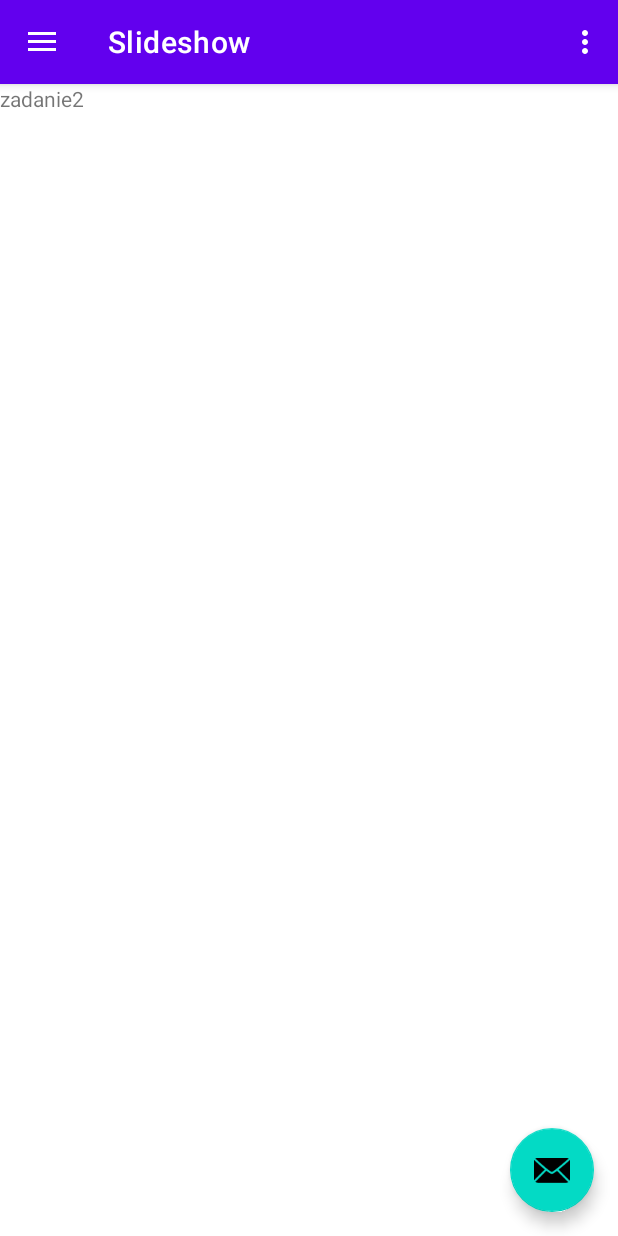
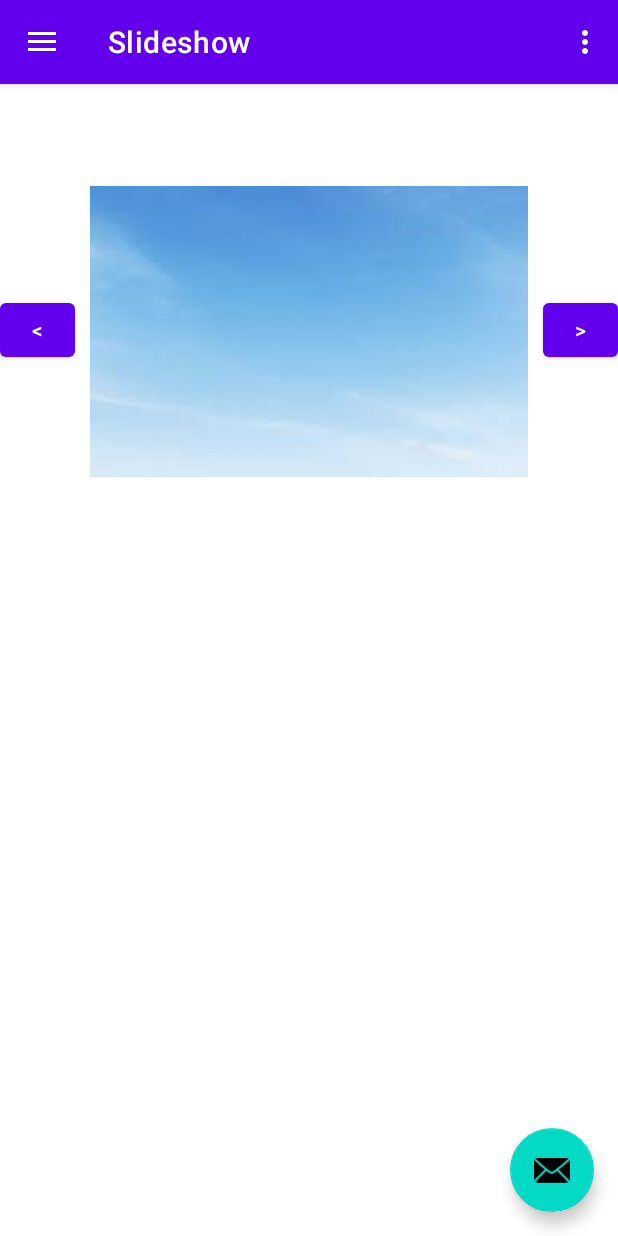
Before and after one commit to wszystkonietak/android_studio_app, an Android app: the screen it shows after launch (MainActivity), in the side drawer, after a tap on "zadanie 2", on a phone screen of 412 x 824 dp. Run offline under Robolectric (Android 15) with nearby library versions, the phone set to English and light mode, and no system bars; our stand-ins replace navigation-ui.

```diff
--- a/app/src/main/java/com/example/mobile_app/ui/zadanie2/zadanie2.java
+++ b/app/src/main/java/com/example/mobile_app/ui/zadanie2/zadanie2.java
@@ -1,31 +1,114 @@
 package com.example.mobile_app.ui.zadanie2;
+
+
 
 import androidx.lifecycle.ViewModelProvider;
 
+import android.graphics.Color;
 import android.os.Bundle;
 
 import androidx.annotation.NonNull;
 import androidx.fragment.app.Fragment;
 
+import android.util.TypedValue;
 import android.view.LayoutInflater;
 import android.view.View;
 import android.view.ViewGroup;
+import android.widget.Button;
+import android.widget.FrameLayout;
+import android.widget.ImageView;
+import android.widget.LinearLayout;
 import android.widget.TextView;
+import android.widget.Toast;
+
+import com.example.mobile_app.R;
+import com.google.android.material.snackbar.Snackbar;
 
 public class zadanie2 extends Fragment {
-
-    private com.example.mobile_app.databinding.FragmentZadanie1Binding binding;
+    public int it = 5;
+    private com.example.mobile_app.databinding.FragmentZadanie2Binding binding;
 
     public View onCreateView(@NonNull LayoutInflater inflater,
                              ViewGroup container, Bundle savedInstanceState) {
         Zadanie2ViewModel zadanie2ViewModel =
                 new ViewModelProvider(this).get(Zadanie2ViewModel.class);
 
-        binding = com.example.mobile_app.databinding.FragmentZadanie1Binding.inflate(inflater, container, false);
+        binding = com.example.mobile_app.databinding.FragmentZadanie2Binding.inflate(inflater, container, false);
         View root = binding.getRoot();
+        Button lewo = binding.lewo;
+        Button prawo = binding.prawo;
+        ImageView imageView = binding.obraz;
+        TextView textView = binding.opis;
 
-        final TextView textView = binding.text;
-        zadanie2ViewModel.getText().observe(getViewLifecycleOwner(), textView::setText);
+        int[] ids = {R.mipmap.img1, R.mipmap.img2, R.mipmap.img3, R.mipmap.img4, R.mipmap.img5, R.mipmap.img6, R.mipmap.img7};
+        String[] descs = {"halo halo 1", "halo halo 2", "halo halo 3", "halo halo 4", "halo halo 5", "halo halo 6", "halo halo 7" };
+
+        imageView.setImageResource(ids[it]);
+        textView.setTextSize(TypedValue.COMPLEX_UNIT_PX, textView.getHeight() / 7);
+        textView.setText(descs[it]);
+        final float scale = getContext().getResources().getDisplayMetrics().density;
+        int pixels = (int) (330.0f * scale + 0.5f);
+        LinearLayout.LayoutParams params = new LinearLayout.LayoutParams(
+                pixels, pixels);
+        pixels = (int) (10.0f * scale + 0.5f);
+        params.leftMargin = pixels;
+        params.rightMargin = pixels;
+        params.weight = 1.0f;
+        imageView.setLayoutParams(params);
+        prawo.setOnClickListener(new View.OnClickListener() {            @Override
+        public void onClick(View view) {
+
+            it++;
+            if(it >= 6) {
+                prawo.setBackgroundColor(Color.GRAY);
+                it = 6;
+            }
+            if(it == 1) {
+
+                lewo.setBackgroundColor(Color.BLUE);
+            }
+            imageView.setImageResource(ids[it]);
+            textView.setTextSize(TypedValue.COMPLEX_UNIT_PX, textView.getHeight() / 6);
+            textView.setText(descs[it]);
+            final float scale = getContext().getResources().getDisplayMetrics().density;
+            int pixels = (int) (330.0f * scale + 0.5f);
+            LinearLayout.LayoutParams params = new LinearLayout.LayoutParams(
+                    pixels, pixels);
+            pixels = (int) (10.0f * scale + 0.5f);
+            params.leftMargin = pixels;
+            params.rightMargin = pixels;
+            params.weight = 1.0f;
+            imageView.setLayoutParams(params);
+        }
+        });
+        lewo.setOnClickListener(new View.OnClickListener() {            @Override
+        public void onClick(View view) {
+
+            it--;
+            if(it == 5) {
+                prawo.setBackgroundColor(Color.BLUE);
+            }
+            if(it <= 0) {
+                it = 0;
+                lewo.setBackgroundColor(Color.GRAY);
+            }
+            imageView.setImageResource(ids[it]);
+            textView.setTextSize(TypedValue.COMPLEX_UNIT_PX, textView.getHeight() / 6);
+            textView.setText(descs[it]);
+            final float scale = getContext().getResources().getDisplayMetrics().density;
+            int pixels = (int) (330.0f * scale + 0.5f);
+            LinearLayout.LayoutParams params = new LinearLayout.LayoutParams(
+                    pixels, pixels);
+            pixels = (int) (10.0f * scale + 0.5f);
+            params.leftMargin = pixels;
+            params.rightMargin = pixels;
+            params.weight = 1.0f;
+            imageView.setLayoutParams(params);
+        }
+        });
+
+
+
         return root;
     }
 
--- a/app/src/main/res/layout/fragment_zadanie2.xml
+++ b/app/src/main/res/layout/fragment_zadanie2.xml
@@ -1,14 +1,55 @@
 <?xml version="1.0" encoding="utf-8"?>
 <FrameLayout xmlns:android="http://schemas.android.com/apk/res/android"
+    xmlns:app="http://schemas.android.com/apk/res-auto"
     xmlns:tools="http://schemas.android.com/tools"
     android:layout_width="match_parent"
     android:layout_height="match_parent"
     tools:context=".ui.zadanie2.zadanie2">
 
-    <TextView
-        android:id="@+id/text"
+    <LinearLayout
         android:layout_width="match_parent"
         android:layout_height="match_parent"
-        android:text="Hello" />
+        android:orientation="vertical">
 
+        <LinearLayout
+            android:layout_width="wrap_content"
+            android:layout_height="match_parent"
+            android:layout_weight="1"
+            android:orientation="horizontal">
+
+            <Button
+                android:id="@+id/lewo"
+                android:layout_width="wrap_content"
+                android:layout_height="wrap_content"
+                android:layout_marginTop="140dp"
+                android:layout_weight="1"
+                android:text="&lt;" />
+
+            <ImageView
+                android:id="@+id/obraz"
+                android:layout_width="330dp"
+                android:layout_height="330dp"
+                android:layout_marginLeft="10dp"
+                android:layout_marginRight="10dp"
+                android:layout_weight="2"
+                android:src="@mipmap/img7" />
+
+            <Button
+                android:id="@+id/prawo"
+                android:layout_width="wrap_content"
+                android:layout_height="wrap_content"
+                android:layout_marginTop="140dp"
+                android:layout_weight="1"
+                android:text="&gt;" />
+        </LinearLayout>
+
+        <TextView
+            android:id="@+id/opis"
+            android:layout_width="match_parent"
+            android:layout_height="match_parent"
+            android:layout_margin="30dp"
+            android:layout_weight="1"
+            android:text="TextView" />
+
+    </LinearLayout>
 </FrameLayout>
```
Also changed, not shown: app/src/main/res/mipmap-hdpi/img2.png (added), app/src/main/res/mipmap-hdpi/img3.png (added), app/src/main/res/mipmap-hdpi/img4.png (added), app/src/main/res/mipmap-hdpi/img5.png (added), app/src/main/res/mipmap-hdpi/img6.png (added), app/src/main/res/mipmap-hdpi/img7.png (added), 1 other file.
